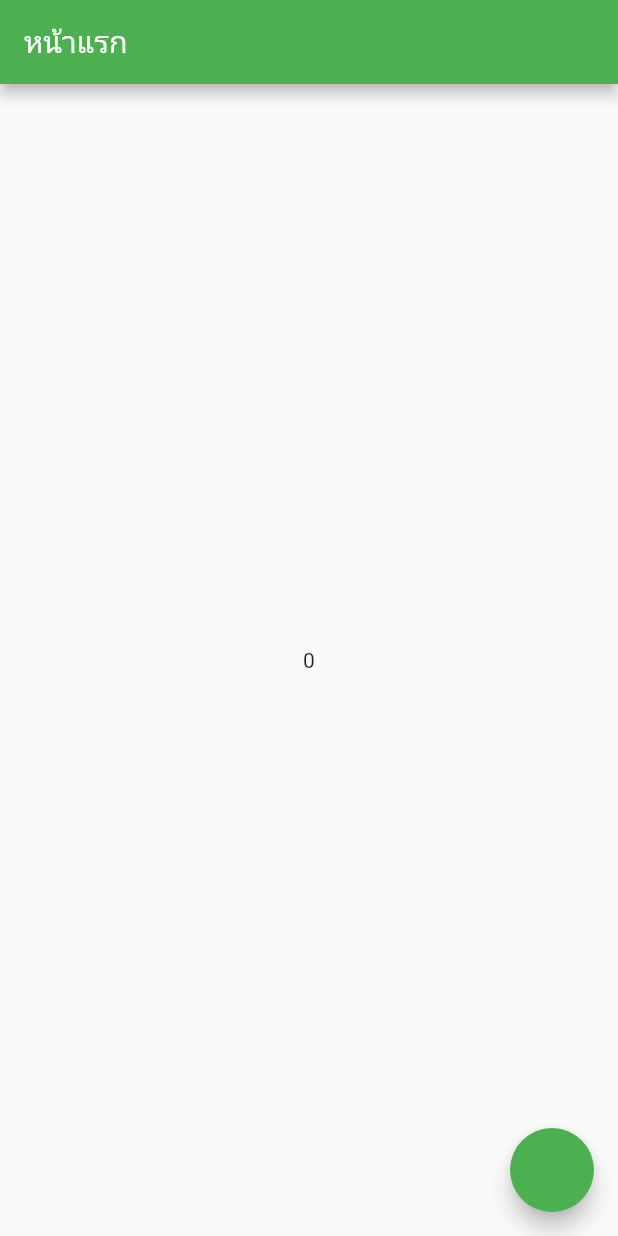
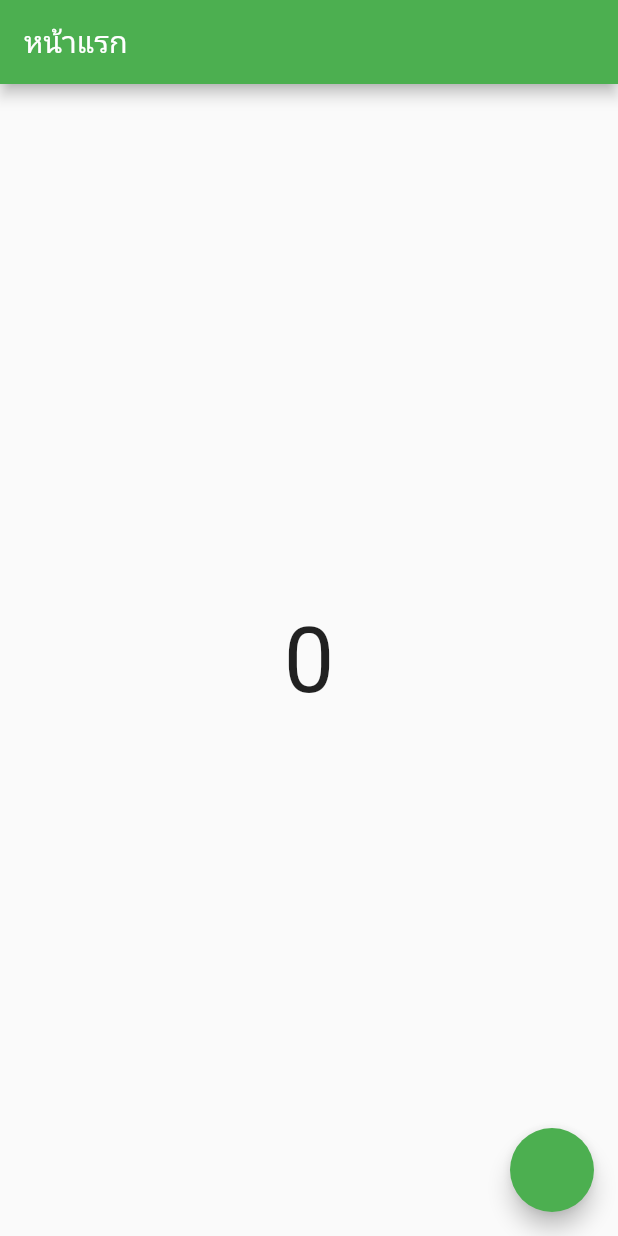
Before and after one commit to teerasej/my_first_app, a Flutter app: the screen it shows after launch, on a phone screen of 412 x 824 dp. Run offline on Flutter 3.47's test engine with Material 3 defaults, Android fonts, the phone set to English and light mode, and no system bars.

Commit message:
ปรับข้อความให้ใหญ่ขึ้น

```diff
--- a/lib/main.dart
+++ b/lib/main.dart
@@ -10,7 +10,14 @@ main() {
         appBar: AppBar(
           title: Text('หน้าแรก'),
         ),
-        body: Center(child: Text('0')),
+        body: Center(
+          child: Text(
+            '0',
+            style: TextStyle(
+              fontSize: 60,
+            ),
+          ),
+        ),
         floatingActionButton: FloatingActionButton(
           onPressed: () {
             print('กด');
```
